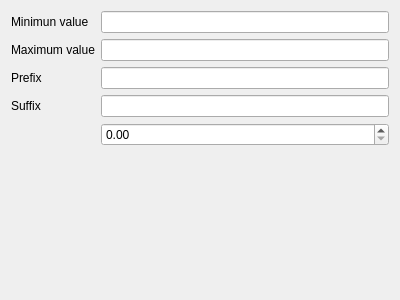
roam-qgis/Roam, file src/configmanager/editorwidgets/uifiles/numberwidget_config.ui: the form before one commit.
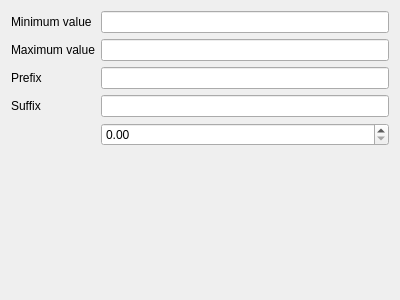
The form after the commit.

```diff
--- a/src/configmanager/editorwidgets/uifiles/numberwidget_config.ui
+++ b/src/configmanager/editorwidgets/uifiles/numberwidget_config.ui
@@ -20,7 +20,7 @@
    <item row="0" column="0">
     <widget class="QLabel" name="label_2">
      <property name="text">
-      <string>Minimun value</string>
+      <string>Minimum value</string>
      </property>
     </widget>
    </item>
```
